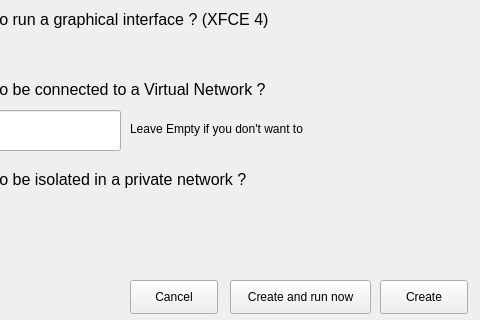
Qt form UI/creationPage.ui (TheNapis/theVirtualThings) before a commit; both pictures show x 160 to 640 and y 160 to 480 of the 640 by 480 pixel window.
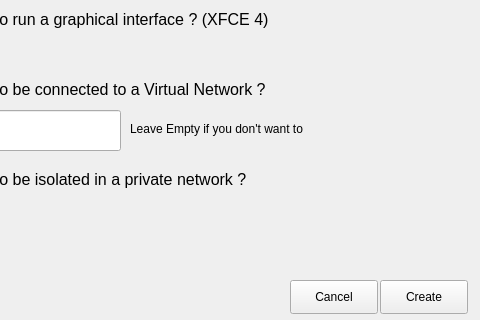
The same form after that commit.

Commit message: GUI : Buttons Create, Stop and Start works (working on the attach one) SCRIPTS: adding the line #!/bin/bash on each file

```diff
--- a/UI/creationPage.ui
+++ b/UI/creationPage.ui
@@ -14,23 +14,10 @@
    <string>theVirtualThings - VM Creation page</string>
   </property>
   <widget class="QWidget" name="centralwidget">
-   <widget class="QPushButton" name="createAndRunButton">
-    <property name="geometry">
-     <rect>
-      <x>390</x>
-      <y>440</y>
-      <width>141</width>
-      <height>34</height>
-     </rect>
-    </property>
-    <property name="text">
-     <string>Create and run now</string>
-    </property>
-   </widget>
    <widget class="QPushButton" name="cancelButton">
     <property name="geometry">
      <rect>
-      <x>290</x>
+      <x>450</x>
       <y>440</y>
       <width>88</width>
       <height>34</height>
```
The commit also changes 28 other files.
